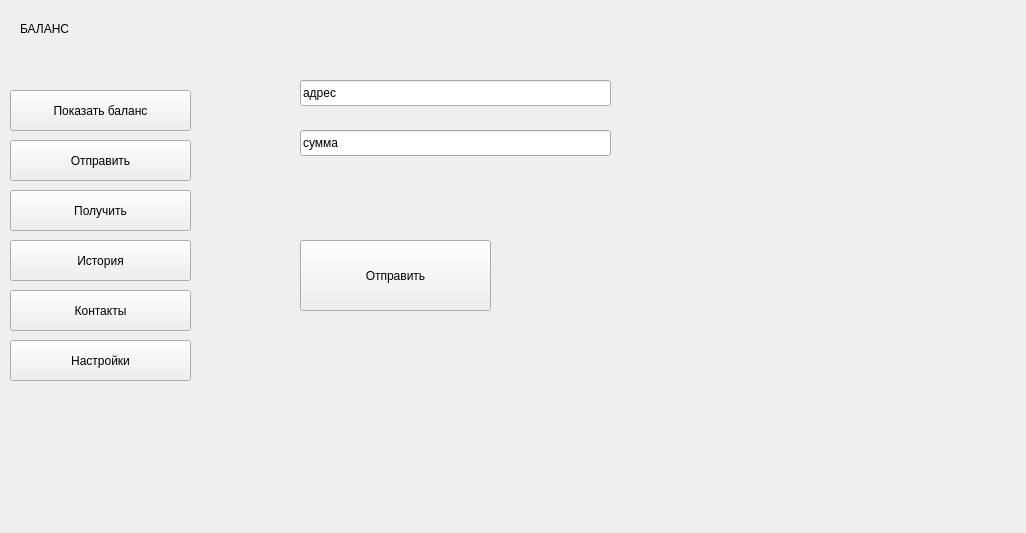
First picture: the form in form.ui, repository gberdyshev/simple-bitcoin-wallet, before the edit.
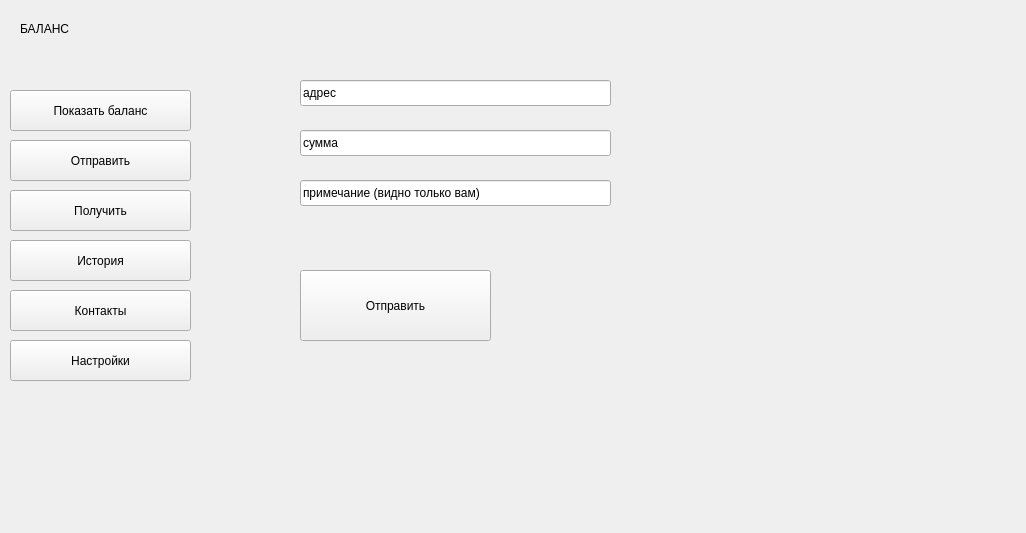
Second picture: the form after the edit. The open tabs and pages were chosen to show the change.

```diff
--- a/form.ui
+++ b/form.ui
@@ -65,7 +65,7 @@
       <property name="geometry">
        <rect>
         <x>80</x>
-        <y>180</y>
+        <y>210</y>
         <width>191</width>
         <height>71</height>
        </rect>
@@ -80,8 +80,8 @@
      <widget class="QLabel" name="label">
       <property name="geometry">
        <rect>
-        <x>60</x>
-        <y>120</y>
+        <x>20</x>
+        <y>170</y>
         <width>761</width>
         <height>20</height>
        </rect>
@@ -89,6 +89,22 @@
       <property name="text">
        <string/>
       </property>
+      <property name="openExternalLinks">
+       <bool>true</bool>
+      </property>
+     </widget>
+     <widget class="QLineEdit" name="note">
+      <property name="geometry">
+       <rect>
+        <x>80</x>
+        <y>120</y>
+        <width>311</width>
+        <height>26</height>
+       </rect>
+      </property>
+      <property name="text">
+       <string>примечание (видно только вам)</string>
+      </property>
      </widget>
     </widget>
    </widget>
```
Left out of the diff: 6 changed lines with no effect on the pictures.
